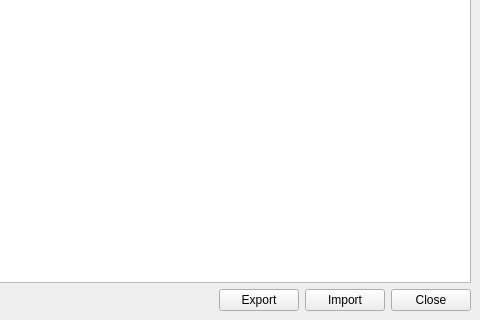
This is analysiswindow.ui in palindromiq/YATE as Qt 5 draws it before an edit; both pictures show x 208 to 688 and y 236 to 556 of the 688 by 556 pixel window. The edited form follows.
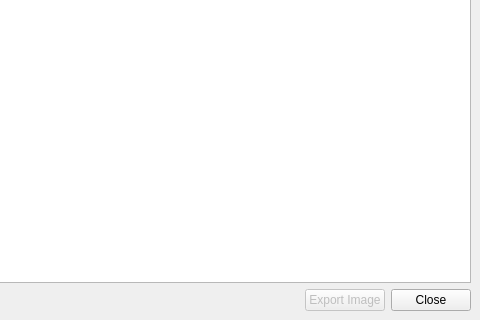
This is the edited form. Icons and pictures are not drawn.

What changed in the file:
```diff
--- a/analysiswindow.ui
+++ b/analysiswindow.ui
@@ -32,15 +32,15 @@
       </item>
       <item>
        <widget class="QPushButton" name="btnExport">
-        <property name="text">
-         <string>Export</string>
+        <property name="enabled">
+         <bool>false</bool>
         </property>
-       </widget>
-      </item>
-      <item>
-       <widget class="QPushButton" name="btnImport">
         <property name="text">
-         <string>Import</string>
+         <string>Export Image</string>
+        </property>
+        <property name="icon">
+         <iconset resource="assets/breeze.qrc">
+          <normaloff>:/png.svg</normaloff>:/png.svg</iconset>
         </property>
        </widget>
       </item>
```
Left out of the diff: 4 changed lines with no effect on the pictures.
